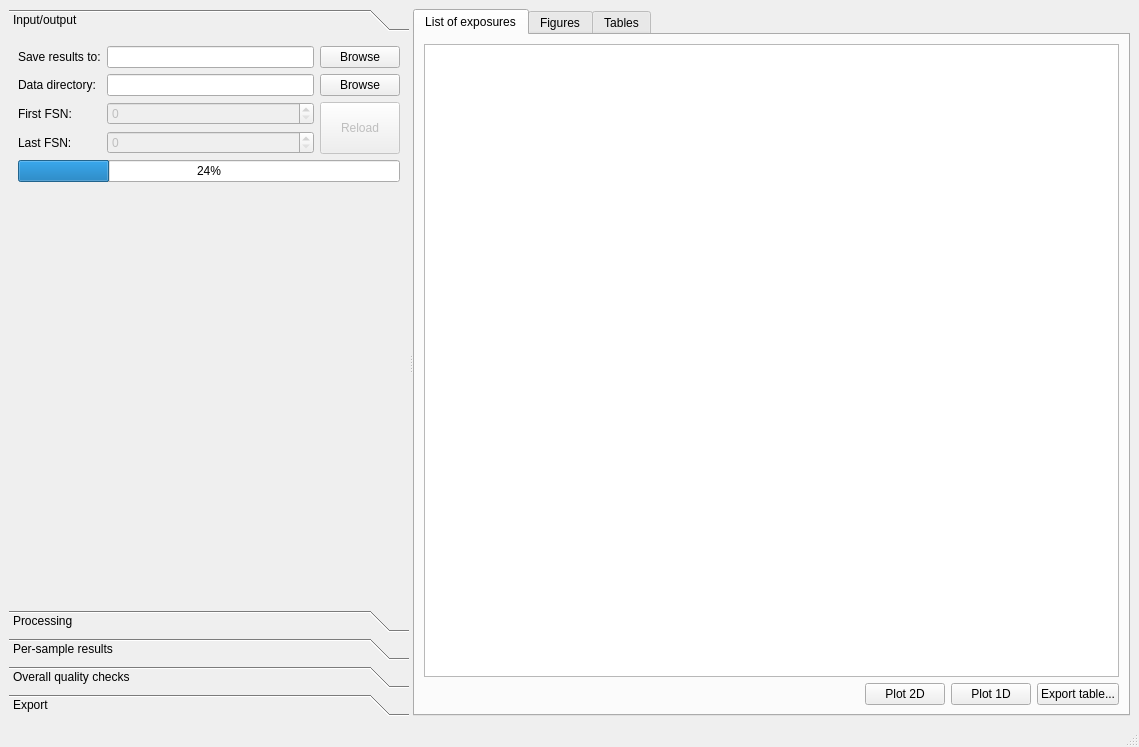
First picture: the form in cct/processing/mainwindow/mainwindow.ui, repository awacha/cct, before the edit.
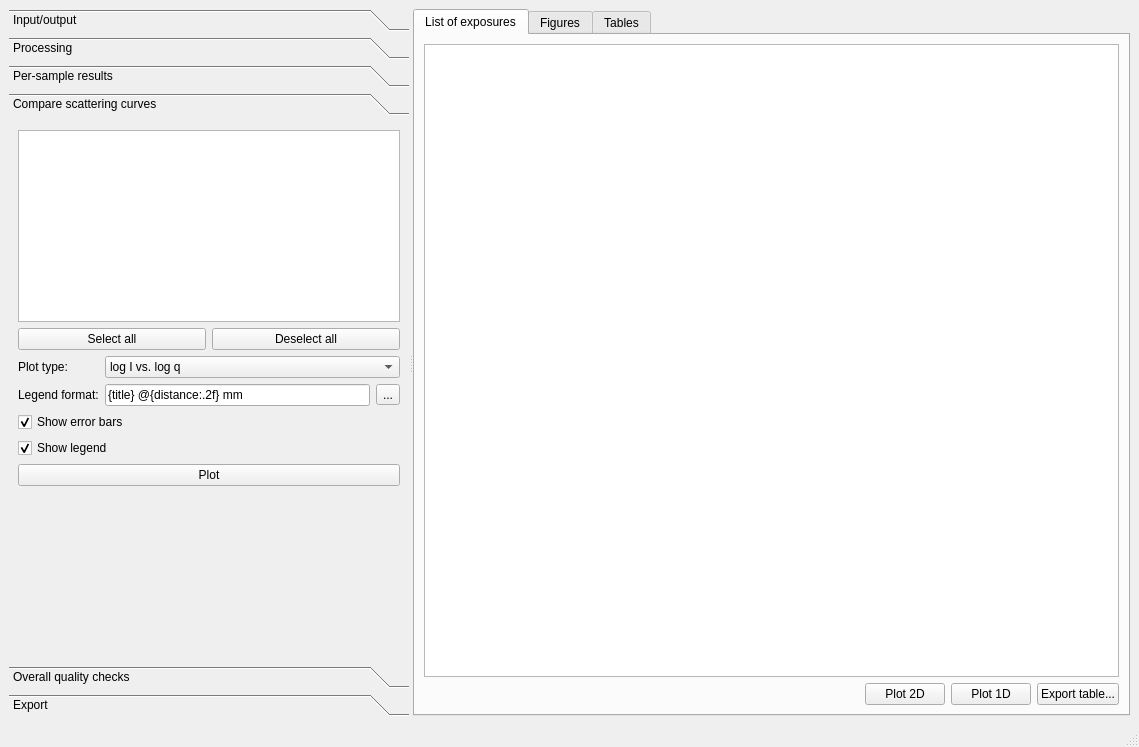
Second picture: the form after the edit. The open tabs and pages were chosen to show the change. Icons and pictures are not drawn.

What changed in the file:
```diff
--- a/cct/processing/mainwindow/mainwindow.ui
+++ b/cct/processing/mainwindow/mainwindow.ui
@@ -49,7 +49,7 @@
           <x>0</x>
           <y>0</y>
           <width>400</width>
-          <height>552</height>
+          <height>521</height>
          </rect>
         </property>
         <property name="sizePolicy">
@@ -654,6 +654,176 @@
            </property>
           </spacer>
          </item>
+         <item row="3" column="0" colspan="2">
+          <widget class="QGroupBox" name="groupBox_4">
+           <property name="title">
+            <string>When plotting images:</string>
+           </property>
+           <layout class="QGridLayout" name="gridLayout_10">
+            <item row="0" column="0">
+             <widget class="QCheckBox" name="plot2dShowMaskCheckBox">
+              <property name="text">
+               <string>Show mask</string>
+              </property>
+              <property name="checked">
+               <bool>true</bool>
+              </property>
+             </widget>
+            </item>
+            <item row="0" column="1">
+             <widget class="QCheckBox" name="plot2dShowCenterCheckBox">
+              <property name="text">
+               <string>Show center</string>
+              </property>
+              <property name="checked">
+               <bool>true</bool>
+              </property>
+             </widget>
+            </item>
+           </layout>
+          </widget>
+         </item>
+        </layout>
+       </widget>
+       <widget class="QWidget" name="compareCurvesPage">
+        <property name="geometry">
+         <rect>
+          <x>0</x>
+          <y>0</y>
+          <width>400</width>
+          <height>521</height>
+         </rect>
+        </property>
+        <attribute name="label">
+         <string>Compare scattering curves</string>
+        </attribute>
+        <layout class="QGridLayout" name="gridLayout_13">
+         <item row="8" column="0" colspan="2">
+          <spacer name="verticalSpacer_6">
+           <property name="orientation">
+            <enum>Qt::Vertical</enum>
+           </property>
+           <property name="sizeHint" stdset="0">
+            <size>
+             <width>0</width>
+             <height>0</height>
+            </size>
+           </property>
+          </spacer>
+         </item>
+         <item row="1" column="0" colspan="2">
+          <widget class="QTreeView" name="cmpSampleTreeView"/>
+         </item>
+         <item row="2" column="1">
+          <widget class="QPushButton" name="cmpDeselectAllSamplesPushButton">
+           <property name="text">
+            <string>Deselect all</string>
+           </property>
+          </widget>
+         </item>
+         <item row="2" column="0">
+          <widget class="QPushButton" name="cmpSelectAllSamplesPushButton">
+           <property name="text">
+            <string>Select all</string>
+           </property>
+          </widget>
+         </item>
+         <item row="7" column="0" colspan="2">
+          <widget class="QPushButton" name="cmpPlotPushButton">
+           <property name="text">
+            <string>Plot</string>
+           </property>
+          </widget>
+         </item>
+         <item row="3" column="0" colspan="2">
+          <layout class="QGridLayout" name="gridLayout_14">
+           <item row="1" column="1">
+            <widget class="QLineEdit" name="cmpLabelLineEdit">
+             <property name="text">
+              <string>{title} @{distance:.2f} mm</string>
+             </property>
+             <property name="clearButtonEnabled">
+              <bool>false</bool>
+             </property>
+            </widget>
+           </item>
+           <item row="3" column="0" colspan="3">
+            <widget class="QCheckBox" name="cmpLegendCheckBox">
+             <property name="text">
+              <string>Show legend</string>
+             </property>
+             <property name="checked">
+              <bool>true</bool>
+             </property>
+            </widget>
+           </item>
+           <item row="0" column="0">
+            <widget class="QLabel" name="label_22">
+             <property name="text">
+              <string>Plot type:</string>
+             </property>
+            </widget>
+           </item>
+           <item row="1" column="0">
+            <widget class="QLabel" name="label_23">
+             <property name="text">
+              <string>Legend format:</string>
+             </property>
+            </widget>
+           </item>
+           <item row="1" column="2">
+            <widget class="QToolButton" name="toolButton">
+             <property name="text">
+              <string>...</string>
+             </property>
+             <property name="icon">
+              <iconset theme="help">
+               <normaloff>.</normaloff>.</iconset>
+             </property>
+            </widget>
+           </item>
+           <item row="0" column="1" colspan="2">
+            <widget class="QComboBox" name="cmpPlotTypeComboBox">
+             <property name="sizePolicy">
+              <sizepolicy hsizetype="Preferred" vsizetype="Fixed">
+               <horstretch>1</horstretch>
+               <verstretch>0</verstretch>
+              </sizepolicy>
+             </property>
+             <item>
+              <property name="text">
+               <string>log I vs. log q</string>
+              </property>
+             </item>
+             <item>
+              <property name="text">
+               <string>I vs. log q</string>
+              </property>
+             </item>
+             <item>
+              <property name="text">
+               <string>log I vs. q</string>
+              </property>
+             </item>
+             <item>
+              <property name="text">
+               <string>I vs. q</string>
+              </property>
+             </item>
+            </widget>
+           </item>
+           <item row="2" column="0" colspan="3">
+            <widget class="QCheckBox" name="cmpErrorBarsCheckBox">
+             <property name="text">
+              <string>Show error bars</string>
+             </property>
+             <property name="checked">
+              <bool>true</bool>
+             </property>
+            </widget>
+           </item>
+          </layout>
+         </item>
         </layout>
        </widget>
        <widget class="QWidget" name="qcPage">
```
Left out of the diff: 89 changed lines with no effect on the pictures.
